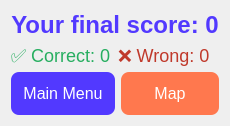
The window that resultpage.ui (aishug18/GeoBreakerGame) describes before a commit, drawn with Qt 5.
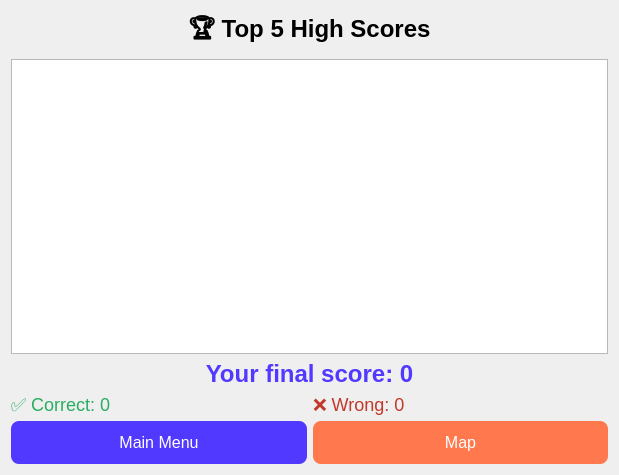
The same window after the commit.

Diff of the .ui file:
```diff
--- a/resultpage.ui
+++ b/resultpage.ui
@@ -2,19 +2,54 @@
 <ui version="4.0">
  <class>ResultPage</class>
  <widget class="QWidget" name="ResultPage">
-  <property name="windowTitle"><string>Game Over</string></property>
+  <property name="geometry">
+   <rect>
+    <x>0</x><y>0</y><width>619</width><height>475</height>
+   </rect>
+  </property>
+  <property name="windowTitle">
+   <string>Game Over</string>
+  </property>
   <layout class="QVBoxLayout" name="verticalLayout">
     <!-- Final Score -->
     <item>
-      <widget class="QLabel" name="scoreLabel">
-        <property name="text"><string>Your final score: 0</string></property>
-        <property name="alignment"><set>Qt::AlignCenter</set></property>
+    <widget class="QLabel" name="labelHighScores">
+     <property name="styleSheet">
+      <string>font-size:24px; font-weight:bold;</string>
+     </property>
+     <property name="text">
+      <string>🏆 Top 5 High Scores</string>
+     </property>
+     <property name="alignment">
+      <set>Qt::AlignCenter</set>
+     </property>
+    </widget>
+   </item>
+   <!-- 2) High Scores List -->
+   <item>
+    <widget class="QListWidget" name="highScoreList">
+     <property name="minimumSize">
+      <size>
+       <width>0</width><height>120</height>
+      </size>
+     </property>
+    </widget>
+   </item>
+   <!-- 3) Your Final Score -->
+   <item>
+    <widget class="QLabel" name="yourScoreLabel">
         <property name="styleSheet">
           <string>font-size:24px; font-weight:bold; color:#5239FF;</string>
         </property>
-      </widget>
-    </item>
-    <!-- Correct / Wrong Stats -->
+     <property name="text">
+      <string>Your final score: 0</string>
+     </property>
+     <property name="alignment">
+      <set>Qt::AlignCenter</set>
+     </property>
+    </widget>
+   </item>
+   <!-- 4) Correct/Wrong Stats -->
     <item>
       <layout class="QHBoxLayout" name="statsLayout">
         <item>
```
Left out of the diff: 60 changed lines with no effect on the pictures. Lines whose indentation alone changed are shown as unchanged.
